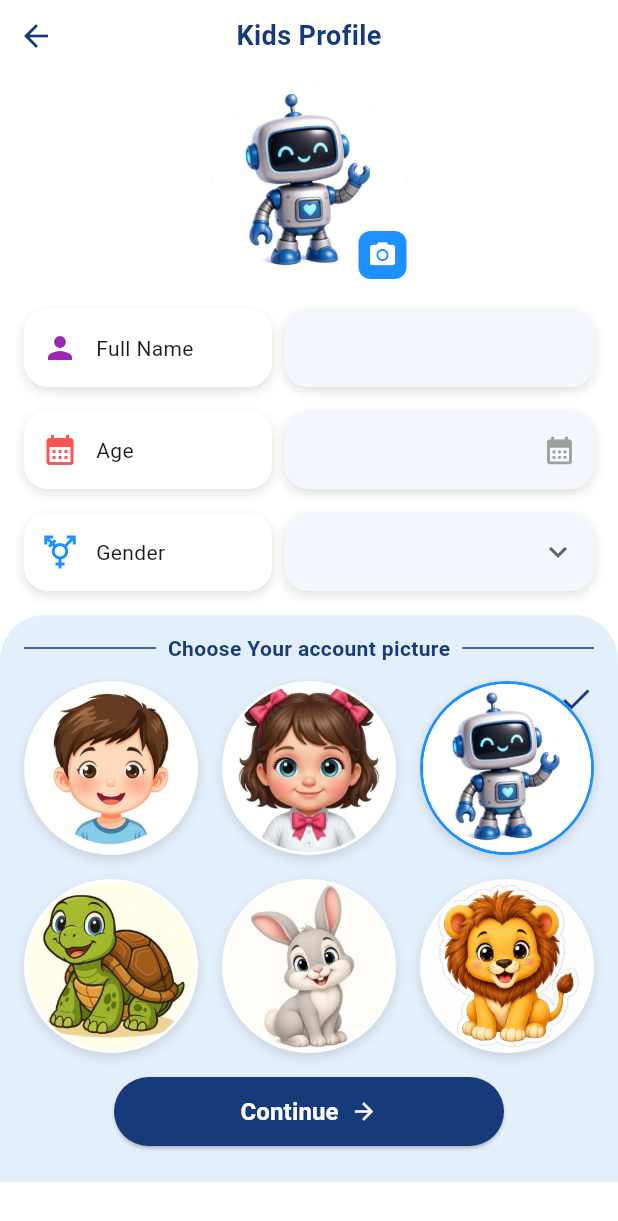
After one commit to salma15122004-cmd/android_test, a Flutter app: the KidsProfileScreen screen opened directly, on a phone screen of 412 x 824 dp. The commit adds this screen. Shown: the top 1221 px of the screen. Run offline on Flutter 3.47's test engine with Material 3 defaults, Android fonts, the phone set to English and light mode, and no system bars; our stand-ins replace shared_preferences; accounts and stored records are empty.

Commit message:
update app screens

```diff
--- /dev/null
+++ b/lib/screens/kids_profile_screen.dart
@@ -0,0 +1,340 @@
+import 'package:flutter/material.dart';
+import '../constants/app_colors.dart';
+
+class KidsProfileScreen extends StatefulWidget {
+  const KidsProfileScreen({super.key});
+
+  @override
+  State<KidsProfileScreen> createState() => _KidsProfileScreenState();
+}
+
+class _KidsProfileScreenState extends State<KidsProfileScreen> {
+  final _nameController = TextEditingController();
+  DateTime? _birthDate;
+  String? _gender;
+  int _selectedAvatar = 2; // الولد هو المختار في البداية
+
+  final List<String> _avatars = [
+    'assets_img/img.1.png',
+    'assets_img/img.2.png',
+    'assets_img/img.3.png',
+    'assets_img/img.4.png',
+    'assets_img/img.5.png',
+    'assets_img/img.6.png',
+  ];
+
+  Future<void> _pickDate() async {
+    final now = DateTime.now();
+    final picked = await showDatePicker(
+      context: context,
+      initialDate: _birthDate ?? DateTime(now.year - 5),
+      firstDate: DateTime(now.year - 18),
+      lastDate: now,
+    );
+    if (picked != null) setState(() => _birthDate = picked);
+  }
+
+  void _continue() {
+    if (_nameController.text.trim().isEmpty ||
+        _birthDate == null ||
+        _gender == null) {
+      ScaffoldMessenger.of(context).showSnackBar(
+        const SnackBar(content: Text('Please fill all fields')),
+      );
+      return;
+    }
+
+  }
+
+  @override
+  void dispose() {
+    _nameController.dispose();
+    super.dispose();
+  }
+
+  @override
+  Widget build(BuildContext context) {
+    return Scaffold(
+      backgroundColor: Colors.white,
+      body: SafeArea(
+        child: SingleChildScrollView(
+          child: Column(
+            children: [
+              // العنوان وسهم الرجوع
+              Stack(
+                alignment: Alignment.center,
+                children: [
+                  Align(
+                    alignment: Alignment.centerLeft,
+                    child: IconButton(
+                      icon: const Icon(Icons.arrow_back, color: navy),
+                      onPressed: () => Navigator.pop(context),
+                    ),
+                  ),
+                  const Text(
+                    'Kids Profile',
+                    style: TextStyle(
+                      fontSize: 18,
+                      fontWeight: FontWeight.bold,
+                      color: navy,
+                    ),
+                  ),
+                ],
+              ),
+              const SizedBox(height: 8),
+
+              // الصورة الكبيرة مع زرار الكاميرا
+              Stack(
+                children: [
+                  Container(
+                    width: 130,
+                    height: 130,
+                    decoration: const BoxDecoration(
+                      shape: BoxShape.circle,
+                      color: Color(0xFFDCEBFA),
+                    ),
+                    child: ClipOval(
+                      child: Image.asset(_avatars[_selectedAvatar],
+                          fit: BoxFit.cover),
+                    ),
+                  ),
+                  Positioned(
+                    bottom: 0,
+                    right: 0,
+                    child: GestureDetector(
+                      onTap: () {
+                        // TODO: اختيار صورة من المعرض (محتاج حزمة image_picker)
+                      },
+                      child: Container(
+                        padding: const EdgeInsets.all(6),
+                        decoration: BoxDecoration(
+                          color: blue,
+                          borderRadius: BorderRadius.circular(8),
+                        ),
+                        child: const Icon(Icons.camera_alt,
+                            color: Colors.white, size: 20),
+                      ),
+                    ),
+                  ),
+                ],
+              ),
+              const SizedBox(height: 20),
+
+              // الحقول
+              Padding(
+                padding: const EdgeInsets.symmetric(horizontal: 16),
+                child: Column(
+                  children: [
+                    _FieldRow(
+                      icon: Icons.person,
+                      iconColor: Colors.purple,
+                      label: 'Full Name',
+                      child: TextField(
+                        controller: _nameController,
+                        decoration: const InputDecoration(border: InputBorder.none),
+                      ),
+                    ),
+                    _FieldRow(
+                      icon: Icons.calendar_month,
+                      iconColor: Colors.redAccent,
+                      label: 'Age',
+                      child: GestureDetector(
+                        onTap: _pickDate,
+                        behavior: HitTestBehavior.opaque,
+                        child: Row(
+                          children: [
+                            Expanded(
+                              child: Text(
+                                _birthDate == null
+                                    ? ''
+                                    : '${_birthDate!.day}/${_birthDate!.month}/${_birthDate!.year}',
+                              ),
+                            ),
+                            const Icon(Icons.calendar_month,
+                                color: Colors.grey, size: 22),
+                          ],
+                        ),
+                      ),
+                    ),
+                    _FieldRow(
+                      icon: Icons.transgender,
+                      iconColor: blue,
+                      label: 'Gender',
+                      child: DropdownButtonHideUnderline(
+                        child: DropdownButton<String>(
+                          value: _gender,
+                          isExpanded: true,
+                          icon: const Icon(Icons.keyboard_arrow_down),
+                          items: const [
+                            DropdownMenuItem(value: 'Male', child: Text('Male')),
+                            DropdownMenuItem(value: 'Female', child: Text('Female')),
+                          ],
+                          onChanged: (v) => setState(() => _gender = v),
+                        ),
+                      ),
+                    ),
+                  ],
+                ),
+              ),
+
+              // الجزء الأزرق السفلي
+              Container(
+                width: double.infinity,
+                padding: const EdgeInsets.fromLTRB(16, 12, 16, 24),
+                decoration: const BoxDecoration(
+                  color: Color(0xFFE3EFFB),
+                  borderRadius: BorderRadius.vertical(top: Radius.circular(30)),
+                ),
+                child: Column(
+                  children: [
+                    const Row(
+                      children: [
+                        Expanded(child: Divider(color: navy)),
+                        Padding(
+                          padding: EdgeInsets.symmetric(horizontal: 8),
+                          child: Text(
+                            'Choose Your account picture',
+                            style: TextStyle(
+                                fontWeight: FontWeight.bold, color: navy),
+                          ),
+                        ),
+                        Expanded(child: Divider(color: navy)),
+                      ],
+                    ),
+                    const SizedBox(height: 12),
+                    GridView.count(
+                      crossAxisCount: 3,
+                      shrinkWrap: true,
+                      physics: const NeverScrollableScrollPhysics(),
+                      mainAxisSpacing: 16,
+                      crossAxisSpacing: 16,
+                      children: List.generate(_avatars.length, (i) {
+                        final selected = i == _selectedAvatar;
+                        return GestureDetector(
+                          onTap: () => setState(() => _selectedAvatar = i),
+                          child: Stack(
+                            children: [
+                              Container(
+                                decoration: BoxDecoration(
+                                  shape: BoxShape.circle,
+                                  color: Colors.white,
+                                  border: Border.all(
+                                    color: selected ? blue : Colors.transparent,
+                                    width: 2,
+                                  ),
+                                  boxShadow: const [
+                                    BoxShadow(
+                                        color: Colors.black12,
+                                        blurRadius: 6,
+                                        offset: Offset(0, 3)),
+                                  ],
+                                ),
+                                child: ClipOval(
+                                  child: Image.asset(_avatars[i],
+                                      fit: BoxFit.cover),
+                                ),
+                              ),
+                              if (selected)
+                                const Positioned(
+                                  top: 0,
+                                  right: 0,
+                                  child: Icon(Icons.check, color: navy),
+                                ),
+                            ],
+                          ),
+                        );
+                      }),
+                    ),
+                    const SizedBox(height: 16),
+                    SizedBox(
+                      width: 260,
+                      height: 46,
+                      child: ElevatedButton(
+                        onPressed: _continue,
+                        style: ElevatedButton.styleFrom(
+                          backgroundColor: navy,
+                          foregroundColor: Colors.white,
+                          shape: const StadiumBorder(),
+                        ),
+                        child: const Row(
+                          mainAxisAlignment: MainAxisAlignment.center,
+                          children: [
+                            Text('Continue',
+                                style: TextStyle(
+                                    fontSize: 16, fontWeight: FontWeight.bold)),
+                            SizedBox(width: 8),
+                            Icon(Icons.arrow_forward, size: 18),
+                          ],
+                        ),
+                      ),
+                    ),
+                  ],
+                ),
+              ),
+            ],
+          ),
+        ),
+      ),
+    );
+  }
+}
+
+// صف واحد: كارت الاسم على الشمال + خانة الإدخال على اليمين
+class _FieldRow extends StatelessWidget {
+  final IconData icon;
+  final Color iconColor;
+  final String label;
+  final Widget child;
+
+  const _FieldRow({
+    required this.icon,
+    required this.iconColor,
+    required this.label,
+    required this.child,
+  });
+
+  BoxDecoration _box(Color color) => BoxDecoration(
+    color: color,
+    borderRadius: BorderRadius.circular(16),
+    boxShadow: const [
+      BoxShadow(color: Colors.black12, blurRadius: 6, offset: Offset(0, 3)),
+    ],
+  );
+
+  @override
+  Widget build(BuildContext context) {
+    return Padding(
+      padding: const EdgeInsets.only(bottom: 16),
+      child: Row(
+        children: [
+          Expanded(
+            flex: 4,
+            child: Container(
+              height: 52,
+              padding: const EdgeInsets.symmetric(horizontal: 12),
+              decoration: _box(Colors.white),
+              child: Row(
+                children: [
+                  Icon(icon, color: iconColor),
+                  const SizedBox(width: 12),
+                  Text(label),
+                ],
+              ),
+            ),
+          ),
+          const SizedBox(width: 8),
+          Expanded(
+            flex: 5,
+            child: Container(
+              height: 52,
+              padding: const EdgeInsets.symmetric(horizontal: 12),
+              alignment: Alignment.center,
+              decoration: _box(const Color(0xFFF3F7FD)),
+              child: child,
+            ),
+          ),
+        ],
+      ),
+    );
+  }
+}
--- a/lib/screens/onboarding_screen.dart
+++ b/lib/screens/onboarding_screen.dart
@@ -1,5 +1,4 @@
 import 'package:flutter/material.dart';
-
 import '../constants/app_colors.dart';
 import '../services/prefs_service.dart';
 import 'login_screen.dart';
--- a/lib/screens/signup_screen.dart
+++ b/lib/screens/signup_screen.dart
@@ -67,7 +67,7 @@ class _SignUpScreenState extends State<SignUpScreen> {
                     validator: requiredField),
                 const SizedBox(height: 12),
                 CustomTextField(
-                    hint: 'Second Name',
+                    hint: 'Last Name',
                     icon: Icons.person_outline,
                     controller: _secondName,
                     validator: requiredField),
--- a/lib/screens/splash_screen.dart
+++ b/lib/screens/splash_screen.dart
@@ -1,12 +1,10 @@
 import 'dart:async';
-
 import 'package:flutter/cupertino.dart';
 import 'package:flutter/material.dart';
-
 import '../constants/app_colors.dart';
 import '../services/prefs_service.dart';
+import 'onboarding_screen.dart';
 import 'login_screen.dart';
-import 'onboarding_screen.dart';
 
 class SplashScreen extends StatefulWidget {
   const SplashScreen({super.key});
```
Also changed, not shown: lib/screens/login_screen.dart (+7 -1 lines), assets_img/img.1.png (added), assets_img/img.2.png (added), assets_img/img.3.png (added), assets_img/img.4.png (added), assets_img/img.5.png (added), assets_img/img.6.png (added), pubspec.lock.
